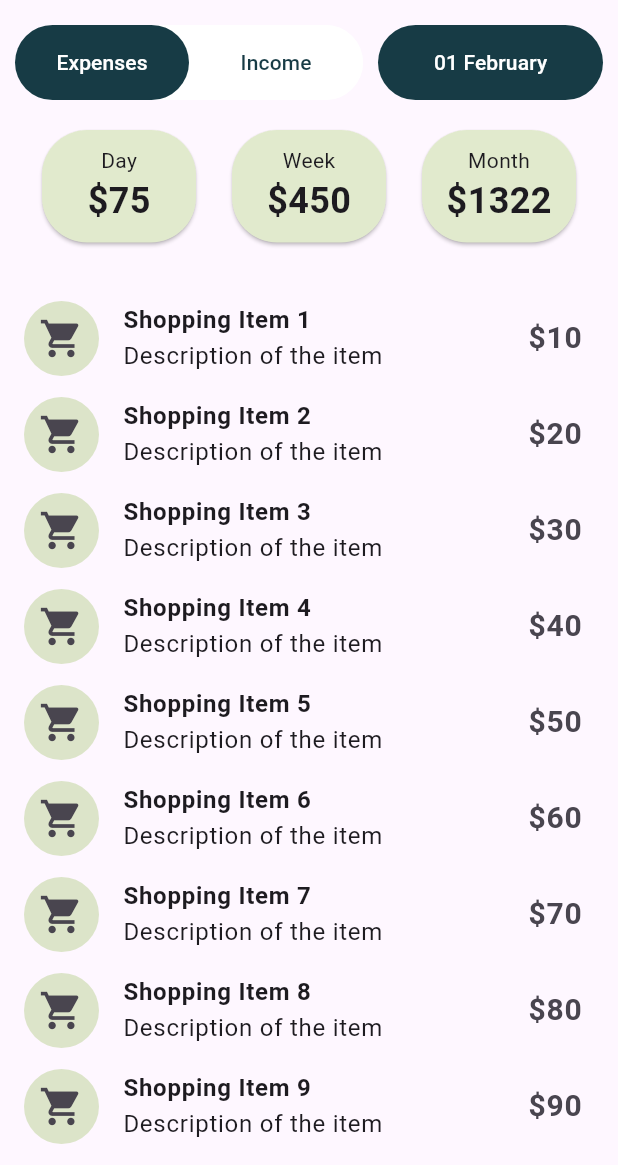
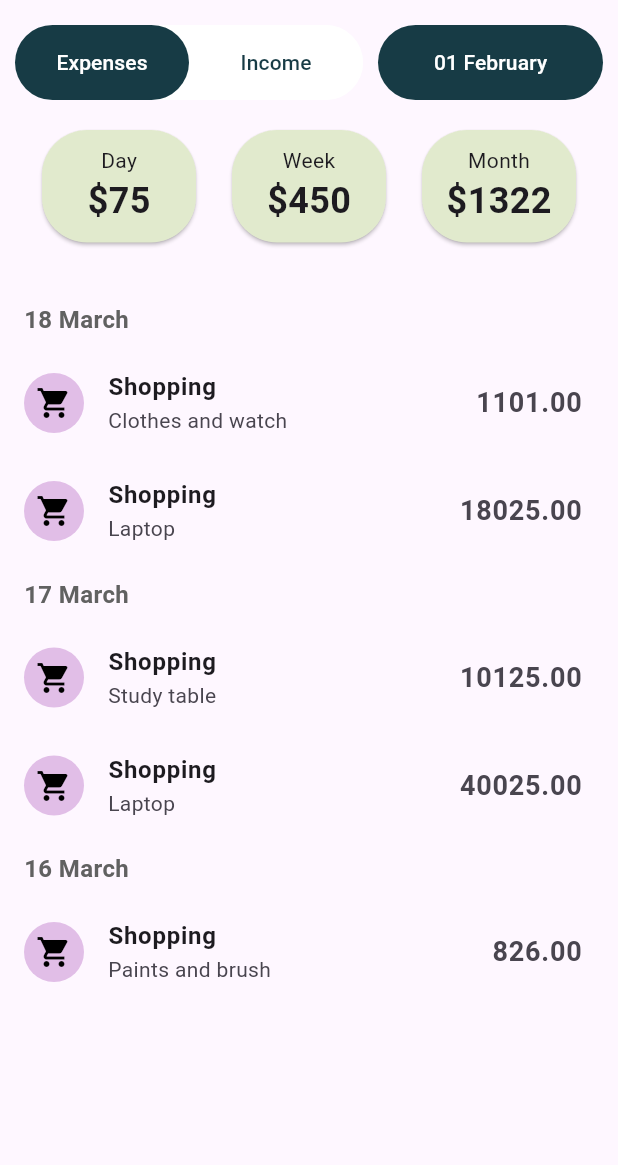
Before and after one commit to anjumArnab/Spend-Wise, a Flutter app: the screen it shows after launch, on a phone screen of 412 x 824 dp, the part 71-1236 px from its top. Run offline on Flutter 3.47's test engine with Material 3 defaults, Android fonts, the phone set to English and light mode, and no system bars; our stand-ins replace flutter_local_notifications.

Commit message:
UI changes

```diff
--- a/lib/screens/homepage.dart
+++ b/lib/screens/homepage.dart
@@ -1,4 +1,5 @@
 import 'package:flutter/material.dart';
+import 'package:spend_wise/models/transaction.dart';
 import 'package:spend_wise/screens/drawer.dart';
 import 'package:intl/intl.dart';
 import 'package:spend_wise/screens/showModalBottomSheet.dart';
@@ -71,6 +72,14 @@ class _HomePageState extends State<HomePage> {
       });
     }
   }
+
+  final List<Transaction> transactions = [
+    Transaction(date: DateTime(2024, 3, 18), category: "Shopping", description: "Clothes and watch", amount: 1101.00),
+    Transaction(date: DateTime(2024, 3, 18), category: "Shopping", description: "Laptop", amount: 18025.00),
+    Transaction(date: DateTime(2024, 3, 17), category: "Shopping", description: "Study table", amount: 10125.00),
+    Transaction(date: DateTime(2024, 3, 17), category: "Shopping", description: "Laptop", amount: 40025.00),
+    Transaction(date: DateTime(2024, 3, 16), category: "Shopping", description: "Paints and brush", amount: 826.00),
+  ];
 
   @override
   Widget build(BuildContext context) {
@@ -308,33 +317,38 @@ class _HomePageState extends State<HomePage> {
           const SizedBox(height: 20),
           Expanded(
             child: ListView.builder(
-              itemCount: 10,
+        itemCount: transactions.length,
         itemBuilder: (context, index) {
-                return ListTile(
-                  leading: ClipOval(
-                    child: Container(
-                      color: Color.fromARGB(255, 220, 228,
-                          201), // You can change this to any color you prefer
-                      padding: const EdgeInsets.all(
-                          10), // Optional padding inside the oval
-                      child: const Icon(
-                        Icons.shopping_cart,
-                        // color: Color.fromARGB(255, 220, 228, 201), // Color of the icon itself
-                        size: 30,
+          final transaction = transactions[index];
+          final String formattedDate = DateFormat('d MMMM').format(transaction.date);
+          Divider();
+          final bool showDateHeader = index == 0 || transaction.date != transactions[index - 1].date;
+
+          return Column(
+            crossAxisAlignment: CrossAxisAlignment.start,
+            children: [
+              if (showDateHeader)
+                Padding(
+                  padding: const EdgeInsets.symmetric(vertical: 8.0, horizontal: 16.0),
+                  child: Text(
+                    formattedDate,
+                    style: TextStyle(fontSize: 16, fontWeight: FontWeight.bold, color: Colors.grey[700]),
                   ),
                 ),
+              ListTile(
+                leading: CircleAvatar(
+                  backgroundColor: Colors.purple[100],
+                  child: Icon(Icons.shopping_cart, color: Colors.black),
                 ),
-                  title: Column(
-                    crossAxisAlignment: CrossAxisAlignment.start,
-                    children: [
-                      Text("Shopping Item ${index + 1}",
-                          style: TextStyle(fontWeight: FontWeight.bold)),
-                      Text("Description of the item"),
+                title: Text(transaction.category, style: TextStyle(fontWeight: FontWeight.bold)),
+                subtitle: Text(transaction.description),
+                trailing: Text(
+                  "${transaction.amount.toStringAsFixed(2)}",
+                  style: TextStyle(fontSize: 18, fontWeight: FontWeight.bold),
+                ),
+              ),
+             // Divider(),
             ],
-                  ),
-                  trailing: Text("\$${(index + 1) * 10}",
-                      style:
-                          TextStyle(fontSize: 20, fontWeight: FontWeight.bold)),
           );
         },
       ),
--- a/lib/screens/showModalBottomSheet.dart
+++ b/lib/screens/showModalBottomSheet.dart
@@ -20,7 +20,6 @@ class _ShowmodalbottomsheetState extends State<Showmodalbottomsheet> {
         decoration: BoxDecoration(
           color: btnColor.withOpacity(0.2), // Increased opacity for visibility
           borderRadius: BorderRadius.circular(15),
-
         ),
         alignment: Alignment.center,
         child: Text(
--- a/lib/screens/signUpScreen.dart
+++ b/lib/screens/signUpScreen.dart
@@ -193,7 +193,7 @@ class _SignUpScreenState extends State<SignUpScreen> {
             const SizedBox(height: 20),
             // Sign Up / Log In Button
             SizedBox(
-              width: double.infinity,
+              width: 150,
               height:50,
               child: ElevatedButton(
                 onPressed: () {},
```
Lines whose indentation alone changed are shown as unchanged.
